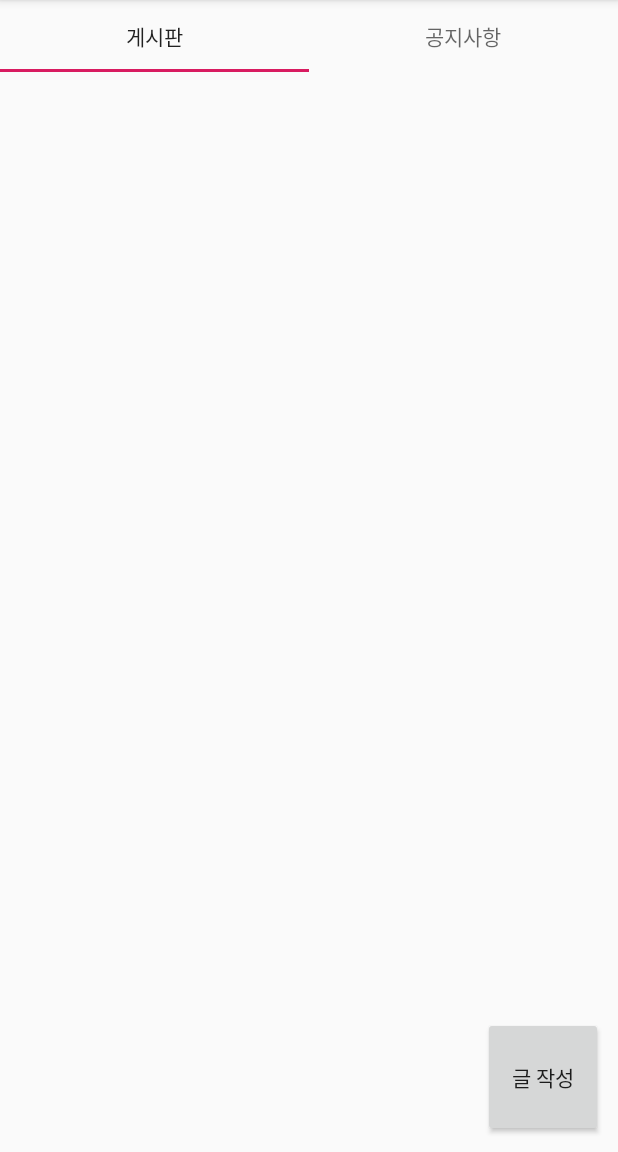
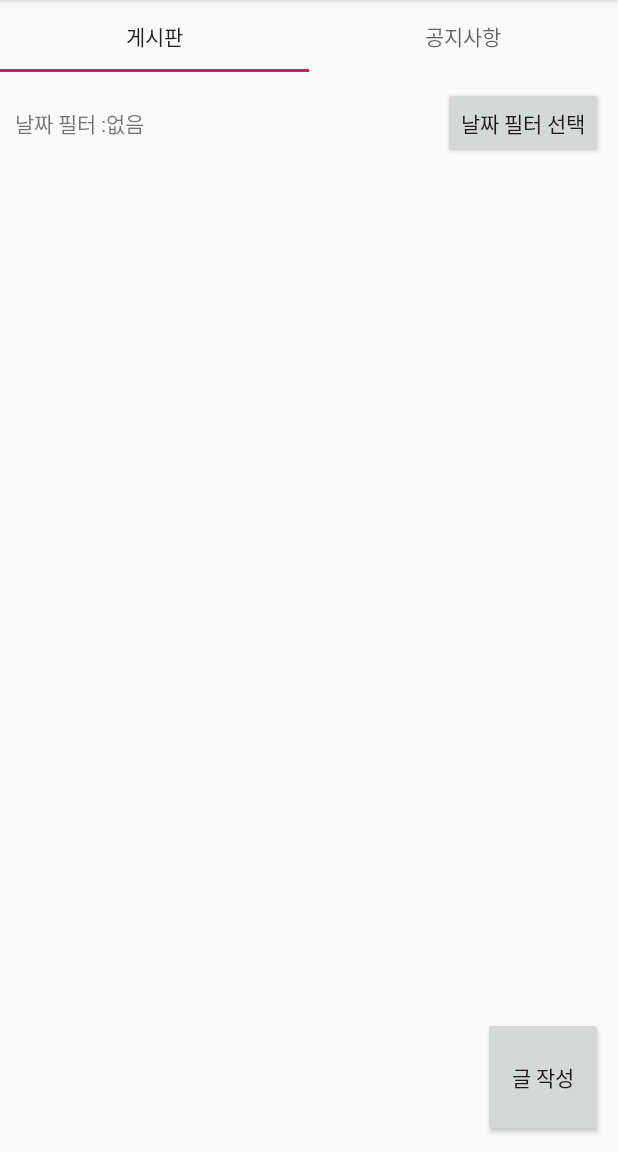
Before and after one commit to sangone88/201911_KotlinFinalTest, an Android app: the BoardListFragment screen opened directly, with no data from a screen before it, on a phone screen of 412 x 824 dp, the part 84-1236 px from its top. Run offline under Robolectric (Android 15) with nearby library versions, the phone set to English and light mode, and no system bars; 1 statement that could not run was skipped.

Commit message:
날짜필터 선택 반영

```diff
--- a/app/src/main/java/com/tjoeun/a201911_kotlinfinaltest/fragments/BoardListFragment.kt
+++ b/app/src/main/java/com/tjoeun/a201911_kotlinfinaltest/fragments/BoardListFragment.kt
@@ -1,5 +1,6 @@
 package com.tjoeun.a201911_kotlinfinaltest.fragments
 
+import android.app.DatePickerDialog
 import android.content.Intent
 import android.os.Bundle
 import android.view.LayoutInflater
@@ -13,8 +14,13 @@ import com.tjoeun.a201911_kotlinfinaltest.datas.BlackList
 import com.tjoeun.a201911_kotlinfinaltest.utils.ServerUtil
 import kotlinx.android.synthetic.main.fragment_board_list.*
 import org.json.JSONObject
+import java.text.SimpleDateFormat
+import java.util.*
+import kotlin.collections.ArrayList
 
 class BoardListFragment : BaseFragment() {
+
+    var dateFilterStartDate:Calendar? = null
 
     var blackList = ArrayList<BlackList>()
     var blackListAdapter:BlackListAdapter? = null
@@ -40,6 +46,25 @@ class BoardListFragment : BaseFragment() {
     }
 
     override fun setupEvents() {
+
+//        날짜 필터 선택을 누르면 => 며칠부터 필터를 하고싶은지 DatePicker로 선택.
+//        선택 결과를 텍스트뷰에 반영.
+//        dateFilterStartDate가 null이면 초기화. 년/월/일 세팅
+//        날짜는 2019.09.08 ~ 양식으로 반영
+
+        dateFilterBtn.setOnClickListener {
+            var datePickerDialog = DatePickerDialog(mContext!!, DatePickerDialog.OnDateSetListener { view, year, month, dayOfMonth ->
+                if (dateFilterStartDate == null) {
+                    dateFilterStartDate = Calendar.getInstance()
+                }
+                dateFilterStartDate?.set(year, month, dayOfMonth)
+
+                val sdf = SimpleDateFormat("yyyy.MM.dd ~")
+                dateFilterTxt.text = sdf.format(dateFilterStartDate?.time)
+            }, 2019, Calendar.NOVEMBER, 1)
+            datePickerDialog.show()
+        }
+
         writeBlackListBtn.setOnClickListener {
             val intent = Intent(mContext!!, EditBlackListActivity::class.java)
             startActivity(intent)
--- a/app/src/main/res/layout/fragment_board_list.xml
+++ b/app/src/main/res/layout/fragment_board_list.xml
@@ -2,6 +2,36 @@
 <LinearLayout xmlns:android="http://schemas.android.com/apk/res/android"
     android:orientation="vertical" android:layout_width="match_parent"
     android:layout_height="match_parent">
+
+    <LinearLayout
+        android:layout_width="match_parent"
+        android:layout_height="wrap_content"
+        android:padding="10dp"
+        android:orientation="horizontal">
+
+        <TextView
+            android:layout_width="wrap_content"
+            android:layout_height="wrap_content"
+            android:text="날짜 필터 :" />
+
+        <TextView
+            android:id="@+id/dateFilterTxt"
+            android:layout_width="wrap_content"
+            android:layout_height="wrap_content"
+            android:text="없음" />
+
+        <TextView
+            android:layout_width="0dp"
+            android:layout_height="wrap_content"
+            android:layout_weight="1" />
+
+        <Button
+            android:id="@+id/dateFilterBtn"
+            android:layout_width="wrap_content"
+            android:layout_height="wrap_content"
+            android:text="날짜 필터 선택" />
+
+    </LinearLayout>
 
     <FrameLayout
         android:layout_width="match_parent"
```
